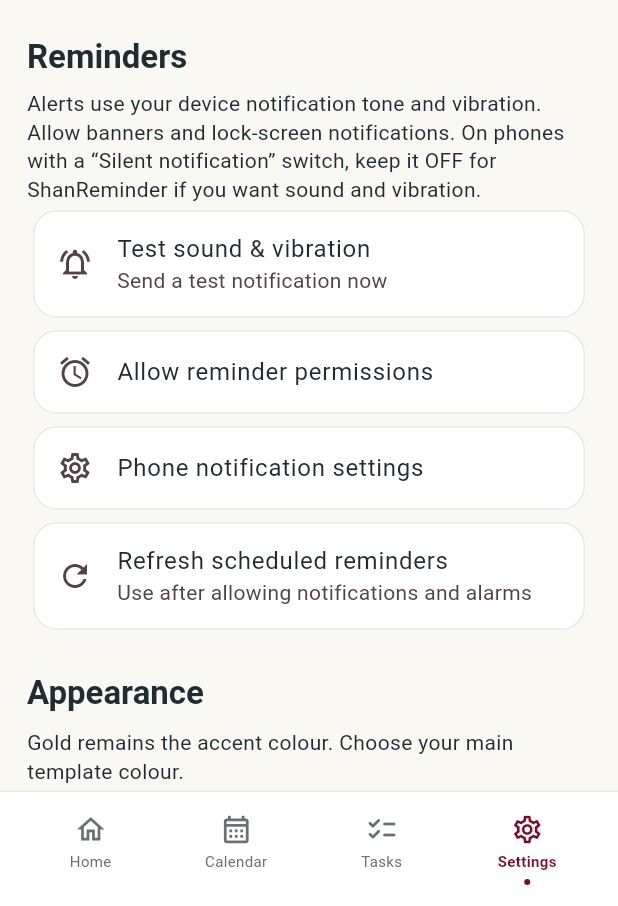
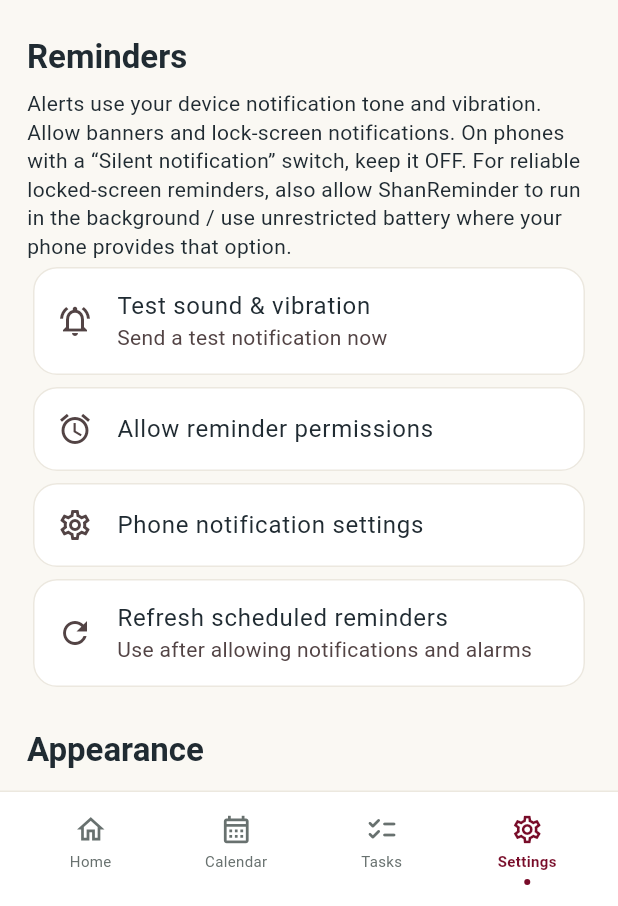
Before and after one commit to sureshaniyer-boop/ShanReminder, a Flutter app: the screen it shows after launch, item 4 of the bottom bar chosen, on a phone screen of 412 x 824 dp, the part 330-1236 px from its top. Run offline on Flutter 3.47's test engine with Material 3 defaults, Android fonts, the phone set to English and light mode, and no system bars; our stand-ins replace flutter_local_notifications, flutter_timezone, shared_preferences, timezone.

Commit message:
v1.5 add locked-screen battery guidance

```diff
--- a/lib/screens/settings_screen.dart
+++ b/lib/screens/settings_screen.dart
@@ -39,7 +39,7 @@ class SettingsScreen extends StatelessWidget {
     const SizedBox(height: 24),
     Text('Reminders', style: Theme.of(context).textTheme.titleLarge),
     const SizedBox(height: 8),
-    const Text('Alerts use your device notification tone and vibration. Allow banners and lock-screen notifications. On phones with a “Silent notification” switch, keep it OFF for ShanReminder if you want sound and vibration.'),
+    const Text('Alerts use your device notification tone and vibration. Allow banners and lock-screen notifications. On phones with a “Silent notification” switch, keep it OFF. For reliable locked-screen reminders, also allow ShanReminder to run in the background / use unrestricted battery where your phone provides that option.'),
     Card(child: ListTile(leading: const Icon(Icons.notifications_active_outlined),
       title: const Text('Test sound & vibration'),
       subtitle: const Text('Send a test notification now'),
```
